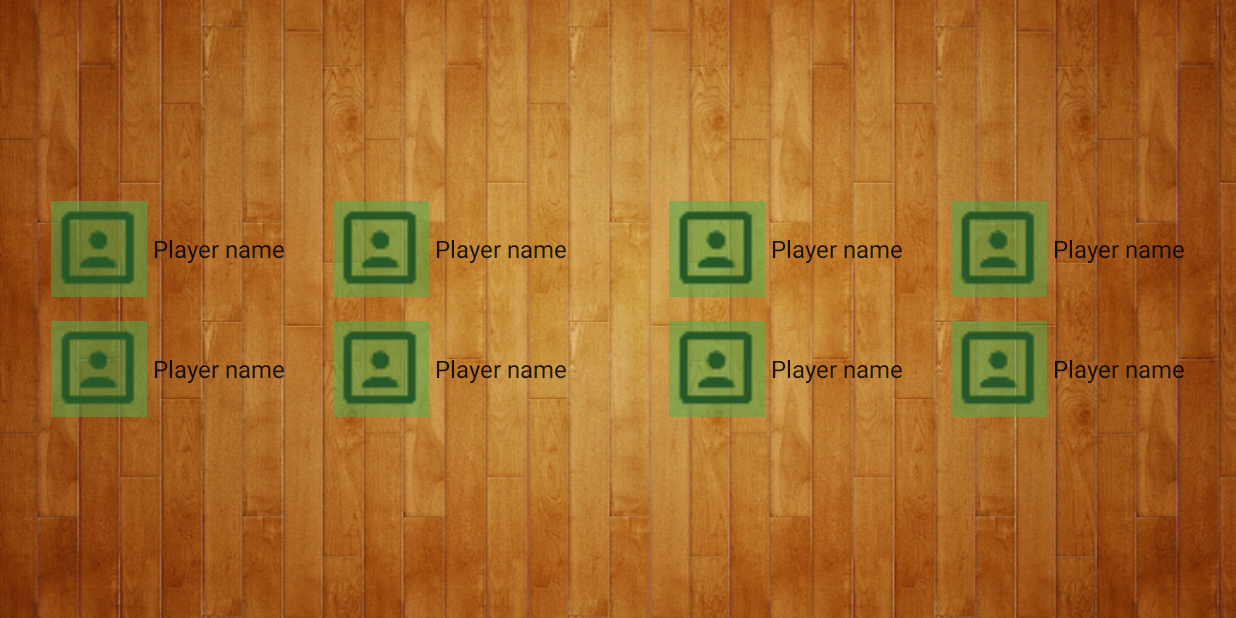
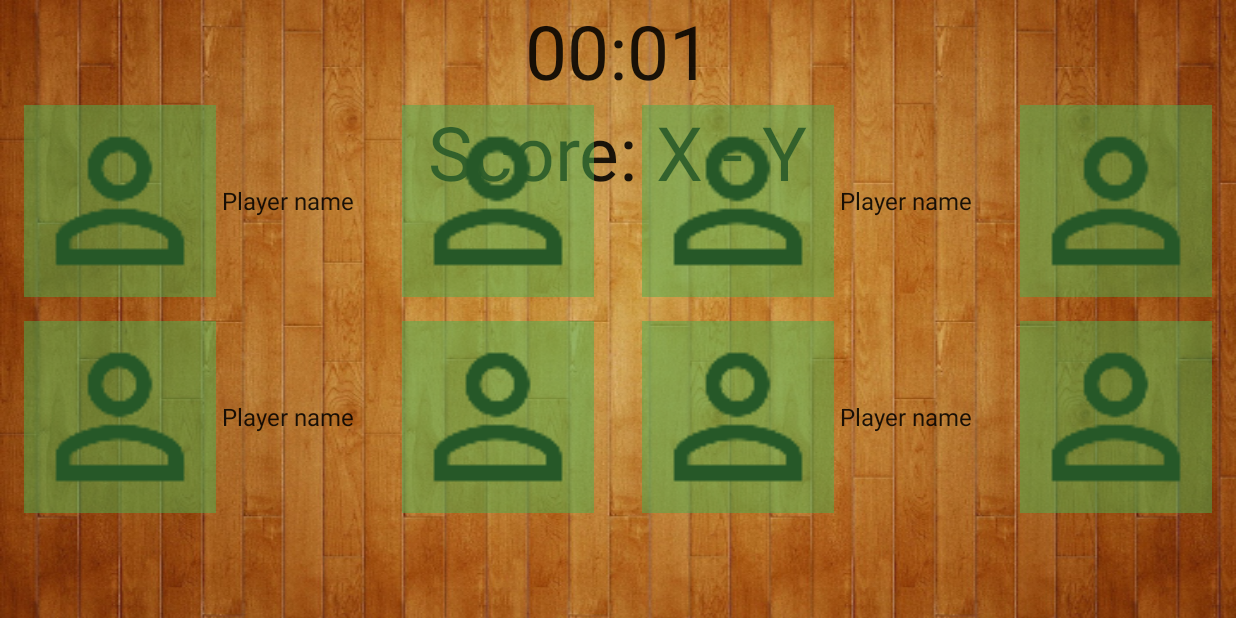
Before and after one commit to Farbklex/Lightball, an Android app: the GameInProgressActivity screen opened directly, with no data from a screen before it, on a phone screen of 824 x 412 dp (held sideways). Run offline under Robolectric (Android 15) with nearby library versions, the phone set to English and light mode, and no system bars.

Commit message:
Added animations for health. Tried to integrate pixel font.

```diff
--- a/Android/app/build.gradle
+++ b/Android/app/build.gradle
@@ -27,4 +27,6 @@ dependencies {
     compile 'com.android.support:design:24.2.0'
     compile 'com.android.support:support-v4:24.2.0'
     compile 'com.android.support:recyclerview-v7:24.2.0'
+    compile 'uk.co.chrisjenx:calligraphy:2.2.0'
+
 }
--- a/Android/app/src/main/res/layout/activity_game_in_progress.xml
+++ b/Android/app/src/main/res/layout/activity_game_in_progress.xml
@@ -1,4 +1,4 @@
-<FrameLayout xmlns:android="http://schemas.android.com/apk/res/android"
+<RelativeLayout xmlns:android="http://schemas.android.com/apk/res/android"
              xmlns:tools="http://schemas.android.com/tools"
              android:layout_width="match_parent"
              android:layout_height="match_parent"
@@ -8,6 +8,28 @@
     <!-- The primary full-screen view. This can be replaced with whatever view
          is needed to present your content, e.g. VideoView, SurfaceView,
          TextureView, etc. -->
+    <Chronometer
+        android:layout_width="wrap_content"
+        android:layout_height="wrap_content"
+        android:id="@+id/time"
+        android:countDown="false"
+        android:layout_centerHorizontal="true"
+        android:layout_alignParentTop="true"
+        android:textSize="@dimen/large_header"/>
+
+    <TextView
+        android:id="@+id/scoreTextView"
+        android:layout_width="wrap_content"
+        android:layout_height="wrap_content"
+        android:textAppearance="?android:attr/textAppearanceLarge"
+        android:layout_below="@+id/time"
+        android:text="Score: X - Y"
+        android:layout_centerHorizontal="true"
+        android:textSize="@dimen/large_header"
+        tools:ignore="MissingPrefix"
+        fontPath = "fonts/Pixeled.ttf"
+        />
+
     <LinearLayout
         android:id="@+id/fullscreen_content"
         android:layout_width="match_parent"
@@ -116,4 +138,4 @@
 
 
     </FrameLayout>
-</FrameLayout>
+</RelativeLayout>
--- a/Android/app/src/main/res/layout/game_player_item.xml
+++ b/Android/app/src/main/res/layout/game_player_item.xml
@@ -5,20 +5,24 @@
                 android:layout_marginBottom="@dimen/list_item_padding"
                 android:paddingLeft="@dimen/list_item_padding"
                 android:paddingRight="@dimen/list_item_padding"
-    android:elevation="2dp">
+                android:elevation="2dp"
+                android:clickable="true"
+                android:background="?attr/selectableItemBackground"
+    android:animateLayoutChanges="true">
 
     <ImageView
         android:id="@+id/player_portrait"
         android:layout_width="@dimen/player_portrait_size"
         android:layout_height="@dimen/player_portrait_size"
         android:layout_centerVertical="true"
-        android:src="@drawable/ic_portrait_black_24dp"/>
+        android:src="@drawable/ic_person_outline_black_48dp"/>
 
     <ImageView
         android:id="@+id/playerHealth"
         android:layout_width="@dimen/player_portrait_size"
         android:layout_height="@dimen/player_portrait_size"
         android:layout_centerVertical="true"
+        android:baselineAlignBottom="true"
         android:background="#804CAF50"/>
 
     <TextView
--- a/Android/app/src/main/res/values/dimens.xml
+++ b/Android/app/src/main/res/values/dimens.xml
@@ -6,5 +6,10 @@
     <dimen name="text_margin">16dp</dimen>
     <dimen name="list_item_padding">8dp</dimen>
 
-    <dimen name="player_portrait_size">64dp</dimen>
+    <dimen name="large_header">50sp</dimen>
+
+    <dimen name="player_portrait_size">128dp</dimen>
+    <dimen name="player_portrait_size_75">96dp</dimen>
+    <dimen name="player_portrait_size_50">64dp</dimen>
+    <dimen name="player_portrait_size_25">32dp</dimen>
 </resources>
```
Also changed, not shown: Android/app/src/main/java/io/lightball/lightball/GameInProgressActivity.java (+75 -5 lines), Android/app/src/main/java/io/lightball/lightball/GameStateManager.java (+19 -0 lines), Android/app/src/main/res/fonts/Pixeled.ttf (added).
